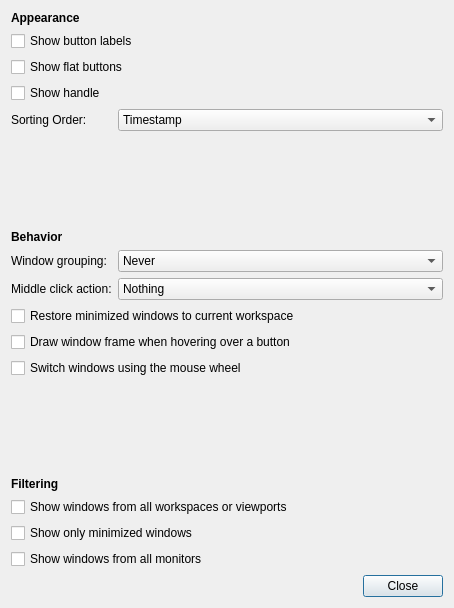
The window that window_buttons.ui (MX-Linux/mx-tweak) describes before a commit, drawn with Qt 5.
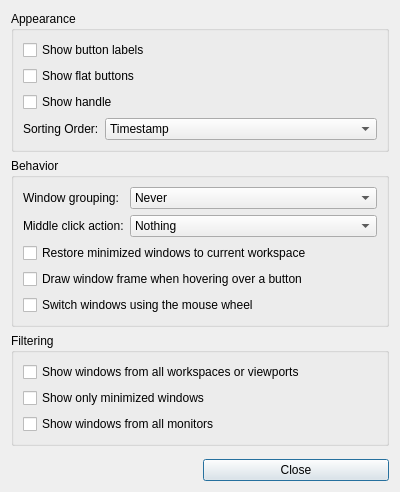
The same window after the commit. Icons and pictures are not drawn.

Commit message: Use group boxes instead of label headers for window buttons dialog.

```diff
--- a/window_buttons.ui
+++ b/window_buttons.ui
@@ -6,8 +6,8 @@
    <rect>
     <x>0</x>
     <y>0</y>
-    <width>454</width>
-    <height>608</height>
+    <width>400</width>
+    <height>400</height>
    </rect>
   </property>
   <property name="windowTitle">
@@ -17,47 +17,42 @@
    <iconset theme="mx-tweak">
     <normaloff>.</normaloff>.</iconset>
   </property>
-  <layout class="QGridLayout" name="gridLayout_2">
-   <item row="0" column="0">
-    <layout class="QVBoxLayout" name="verticalLayout">
-     <item>
-      <layout class="QFormLayout" name="formLayout">
-       <item row="0" column="0">
-        <widget class="QLabel" name="label_6">
-         <property name="text">
-          <string>&lt;html&gt;&lt;head/&gt;&lt;body&gt;&lt;p&gt;&lt;span style=&quot; font-weight:600;&quot;&gt;Appearance&lt;/span&gt;&lt;/p&gt;&lt;/body&gt;&lt;/html&gt;</string>
-         </property>
-        </widget>
-       </item>
-       <item row="1" column="0" colspan="2">
+  <layout class="QGridLayout">
+   <item row="0" column="0" colspan="2">
+    <widget class="QGroupBox" name="groupAppearance">
+     <property name="title">
+      <string>Appearance</string>
+     </property>
+     <layout class="QFormLayout">
+      <item row="0" column="0" colspan="2">
         <widget class="QCheckBox" name="checkButtonLabels">
          <property name="text">
           <string>Show button labels</string>
          </property>
         </widget>
        </item>
-       <item row="2" column="0" colspan="2">
+      <item row="1" column="0" colspan="2">
         <widget class="QCheckBox" name="checkShowFlatButtons">
          <property name="text">
           <string>Show flat buttons</string>
          </property>
         </widget>
        </item>
-       <item row="3" column="0">
+      <item row="2" column="0" colspan="2">
         <widget class="QCheckBox" name="checkShowHandle">
          <property name="text">
           <string>Show handle</string>
          </property>
         </widget>
        </item>
-       <item row="4" column="0">
-        <widget class="QLabel" name="label">
+      <item row="3" column="0">
+       <widget class="QLabel" name="labelSortingOrder">
          <property name="text">
           <string>Sorting Order:</string>
          </property>
         </widget>
        </item>
-       <item row="4" column="1">
+      <item row="3" column="1">
         <widget class="QComboBox" name="comboSortingOrder">
          <item>
           <property name="text">
@@ -86,21 +81,23 @@
          </item>
         </widget>
        </item>
-       <item row="6" column="0">
-        <widget class="QLabel" name="label_2">
-         <property name="text">
-          <string>&lt;html&gt;&lt;head/&gt;&lt;body&gt;&lt;p&gt;&lt;span style=&quot; font-weight:600;&quot;&gt;Behavior&lt;/span&gt;&lt;/p&gt;&lt;/body&gt;&lt;/html&gt;</string>
-         </property>
-        </widget>
-       </item>
-       <item row="7" column="0">
-        <widget class="QLabel" name="label_3">
+     </layout>
+    </widget>
+   </item>
+   <item row="1" column="0" colspan="2">
+    <widget class="QGroupBox" name="groupBehavior">
+     <property name="title">
+      <string>Behavior</string>
+     </property>
+     <layout class="QFormLayout">
+      <item row="0" column="0">
+       <widget class="QLabel" name="labelWindowGrouping">
          <property name="text">
           <string>Window grouping:</string>
          </property>
         </widget>
        </item>
-       <item row="7" column="1">
+      <item row="0" column="1">
         <widget class="QComboBox" name="comboWindowGrouping">
          <item>
           <property name="text">
@@ -114,14 +111,14 @@
          </item>
         </widget>
        </item>
-       <item row="8" column="0">
-        <widget class="QLabel" name="label_4">
+      <item row="1" column="0">
+       <widget class="QLabel" name="labelMiddleClickAction">
          <property name="text">
           <string>Middle click action:</string>
          </property>
         </widget>
        </item>
-       <item row="8" column="1">
+      <item row="1" column="1">
         <widget class="QComboBox" name="comboMiddleClickAction">
          <item>
           <property name="text">
@@ -140,112 +137,83 @@
          </item>
         </widget>
        </item>
-       <item row="9" column="0" colspan="2">
+      <item row="2" column="0" colspan="2">
         <widget class="QCheckBox" name="checkRestoreMinWindows">
          <property name="text">
           <string>Restore minimized windows to current workspace</string>
          </property>
         </widget>
        </item>
-       <item row="10" column="0" colspan="2">
+      <item row="3" column="0" colspan="2">
         <widget class="QCheckBox" name="checkDrawFrames">
          <property name="text">
           <string>Draw window frame when hovering over a button</string>
          </property>
         </widget>
        </item>
-       <item row="11" column="0" colspan="2">
+      <item row="4" column="0" colspan="2">
         <widget class="QCheckBox" name="checkSwitchWindowsMouseWheel">
          <property name="text">
           <string>Switch windows using the mouse wheel</string>
          </property>
         </widget>
        </item>
-       <item row="13" column="0">
-        <widget class="QLabel" name="label_5">
-         <property name="text">
-          <string>&lt;html&gt;&lt;head/&gt;&lt;body&gt;&lt;p&gt;&lt;span style=&quot; font-weight:600;&quot;&gt;Filtering&lt;/span&gt;&lt;/p&gt;&lt;/body&gt;&lt;/html&gt;</string>
-         </property>
-        </widget>
-       </item>
-       <item row="14" column="0" colspan="2">
+     </layout>
+    </widget>
+   </item>
+   <item row="2" column="0" colspan="2">
+    <widget class="QGroupBox" name="groupFiltering">
+     <property name="title">
+      <string>Filtering</string>
+     </property>
+     <layout class="QVBoxLayout">
+      <item>
         <widget class="QCheckBox" name="checkWindowsAllWorkspaces">
          <property name="text">
           <string>Show windows from all workspaces or viewports</string>
          </property>
         </widget>
        </item>
-       <item row="15" column="0" colspan="2">
+      <item>
         <widget class="QCheckBox" name="checkOnlyMinWindows">
          <property name="text">
           <string>Show only minimized windows</string>
          </property>
         </widget>
        </item>
-       <item row="16" column="0" colspan="2">
+      <item>
         <widget class="QCheckBox" name="checkWindowsAllMonitors">
          <property name="text">
           <string>Show windows from all monitors</string>
          </property>
         </widget>
        </item>
-       <item row="5" column="0">
-        <spacer name="verticalSpacer">
-         <property name="orientation">
-          <enum>Qt::Vertical</enum>
-         </property>
-         <property name="sizeHint" stdset="0">
-          <size>
-           <width>20</width>
-           <height>40</height>
-          </size>
-         </property>
-        </spacer>
-       </item>
-       <item row="12" column="0">
-        <spacer name="verticalSpacer_2">
-         <property name="orientation">
-          <enum>Qt::Vertical</enum>
-         </property>
-         <property name="sizeHint" stdset="0">
-          <size>
-           <width>20</width>
-           <height>40</height>
-          </size>
-         </property>
-        </spacer>
-       </item>
-      </layout>
-     </item>
-     <item>
-      <layout class="QGridLayout" name="gridLayout">
-       <item row="0" column="0">
+     </layout>
+    </widget>
+   </item>
+   <item row="3" column="0" colspan="2">
+    <spacer>
+     <property name="orientation">
+      <enum>Qt::Orientation::Vertical</enum>
+     </property>
+    </spacer>
+   </item>
+   <item row="4" column="0">
         <spacer name="horizontalSpacer">
          <property name="orientation">
-          <enum>Qt::Horizontal</enum>
-         </property>
-         <property name="sizeHint" stdset="0">
-          <size>
-           <width>328</width>
-           <height>20</height>
-          </size>
+      <enum>Qt::Orientation::Horizontal</enum>
          </property>
         </spacer>
        </item>
-       <item row="0" column="1">
+   <item row="4" column="1">
         <widget class="QPushButton" name="pushClose">
          <property name="text">
           <string>Close</string>
          </property>
          <property name="icon">
-          <iconset theme="window-close">
-           <normaloff>.</normaloff>.</iconset>
-         </property>
-        </widget>
-       </item>
-      </layout>
-     </item>
-    </layout>
+      <iconset theme="window-close"/>
+     </property>
+    </widget>
    </item>
   </layout>
  </widget>
```
Left out of the diff: 3 changed lines with no effect on the pictures. Lines whose indentation alone changed are shown as unchanged.
